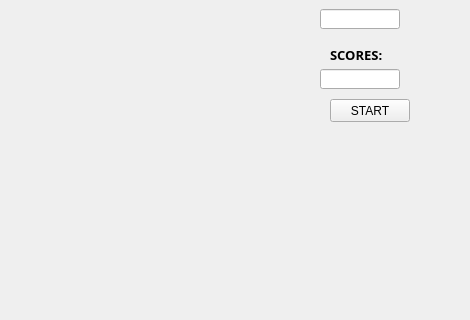
Qt form tetrisGraphicsItem/src/mainwindow.ui (zhoutk/qtDemo) before a commit; both pictures show x 0 to 470 and y 191 to 511 of the 470 by 630 pixel window.
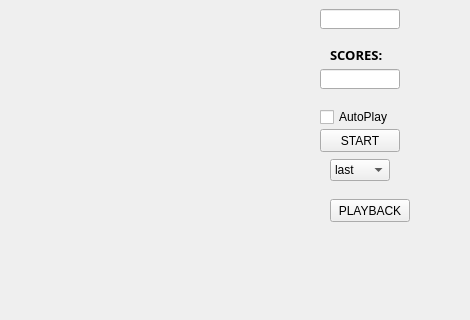
The same form after that commit.

Commit message: playback base sqlit3 & Qjson.

```diff
--- a/tetrisGraphicsItem/src/mainwindow.ui
+++ b/tetrisGraphicsItem/src/mainwindow.ui
@@ -2,6 +2,9 @@
 <ui version="4.0">
  <class>MainWindow</class>
  <widget class="QMainWindow" name="MainWindow">
+  <property name="enabled">
+   <bool>true</bool>
+  </property>
   <property name="geometry">
    <rect>
     <x>0</x>
@@ -29,8 +32,8 @@
    <widget class="QPushButton" name="pushButtonStart">
     <property name="geometry">
      <rect>
-      <x>330</x>
-      <y>290</y>
+      <x>320</x>
+      <y>320</y>
       <width>80</width>
       <height>23</height>
      </rect>
@@ -225,6 +228,83 @@
      <bool>true</bool>
     </property>
    </widget>
+   <widget class="QPushButton" name="pushButtonPlayback">
+    <property name="enabled">
+     <bool>true</bool>
+    </property>
+    <property name="geometry">
+     <rect>
+      <x>330</x>
+      <y>390</y>
+      <width>80</width>
+      <height>23</height>
+     </rect>
+    </property>
+    <property name="minimumSize">
+     <size>
+      <width>80</width>
+      <height>0</height>
+     </size>
+    </property>
+    <property name="maximumSize">
+     <size>
+      <width>80</width>
+      <height>16777215</height>
+     </size>
+    </property>
+    <property name="text">
+     <string>PLAYBACK</string>
+    </property>
+   </widget>
+   <widget class="QComboBox" name="comboBoxRecords">
+    <property name="geometry">
+     <rect>
+      <x>330</x>
+      <y>350</y>
+      <width>60</width>
+      <height>22</height>
+     </rect>
+    </property>
+    <property name="maximumSize">
+     <size>
+      <width>60</width>
+      <height>16777215</height>
+     </size>
+    </property>
+    <item>
+     <property name="text">
+      <string>last</string>
+     </property>
+    </item>
+    <item>
+     <property name="text">
+      <string>one</string>
+     </property>
+    </item>
+    <item>
+     <property name="text">
+      <string>two</string>
+     </property>
+    </item>
+    <item>
+     <property name="text">
+      <string>three</string>
+     </property>
+    </item>
+   </widget>
+   <widget class="QCheckBox" name="checkBoxAutoPlay">
+    <property name="geometry">
+     <rect>
+      <x>320</x>
+      <y>300</y>
+      <width>71</width>
+      <height>16</height>
+     </rect>
+    </property>
+    <property name="text">
+     <string>AutoPlay</string>
+    </property>
+   </widget>
   </widget>
  </widget>
  <resources/>
```
Left out of the diff: 2 changed lines with no effect on the pictures. The commit also changes 30 other files.
